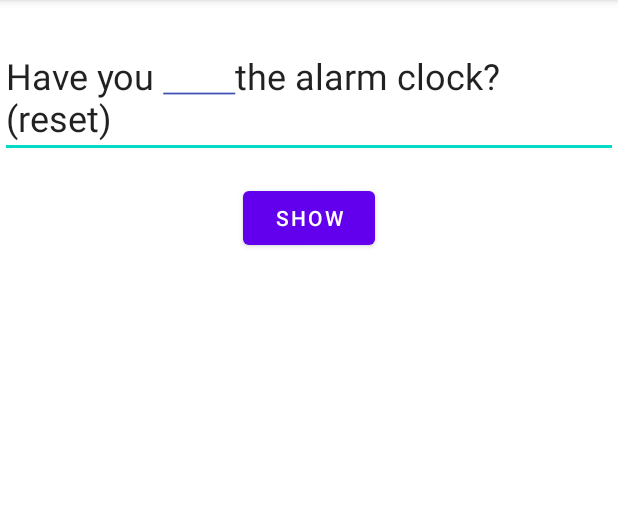
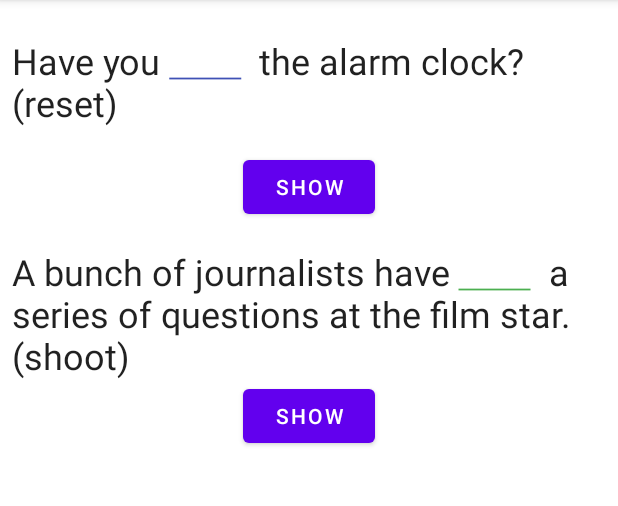
Before and after one commit to rezita/PartiallyEditableText, an Android app: the screen it shows after launch (MainActivity), on a phone screen of 412 x 824 dp, the part 84-590 px from its top. Run offline under Robolectric (Android 15) with nearby library versions, the phone set to English and light mode, and no system bars.

Commit message:
showcase for end-of-line appearance

```diff
--- a/app/src/main/java/com/github/rezita/partiallyeditabletext/sample/MainActivity.kt
+++ b/app/src/main/java/com/github/rezita/partiallyeditabletext/sample/MainActivity.kt
@@ -24,8 +24,8 @@ class MainActivity : AppCompatActivity() {
     }
 
     private fun initView() {
-        val btn = findViewById<Button>(R.id.button)
-        btn.setOnClickListener { showResponseDialog() }
+        setCliclListener(R.id.button, R.id.editable)
+        setCliclListener(R.id.button2, R.id.editable2)
     }
 
     fun showWhatTyped() {
@@ -38,8 +38,12 @@ class MainActivity : AppCompatActivity() {
         ).show()
     }
 
-    private fun showResponseDialog() {
-        val editText = findViewById<PartiallyEditableText>(R.id.editable)
+    private fun setCliclListener(buttonId: Int, editTextId: Int){
+        val btn = findViewById<Button>(buttonId)
+        val editText = findViewById<PartiallyEditableText>(editTextId)
+        btn.setOnClickListener { showResponseDialog(editText) }
+    }
+    private fun showResponseDialog(editText: PartiallyEditableText) {
         val typed = editText.editableText
         val builder: AlertDialog.Builder = AlertDialog.Builder(this)
         builder
--- a/app/src/main/res/layout/activity_main.xml
+++ b/app/src/main/res/layout/activity_main.xml
@@ -11,21 +11,24 @@
         android:id="@+id/editable"
         android:layout_width="match_parent"
         android:layout_height="wrap_content"
+        android:layout_marginStart="8dp"
         android:layout_marginTop="24dp"
+        android:layout_marginEnd="8dp"
+        android:background="@null"
         android:cursorVisible="true"
         android:ems="18"
         android:inputType="textMultiLine|text"
         android:singleLine="false"
         android:textSize="24sp"
         app:baseText="@string/base_text"
+        app:editableMaxLength="10"
+        app:editableMinLength="8"
         app:editableStartIndex="9"
         app:editableTextColor="#3F51B5"
         app:editableTextStyle="bold"
         app:layout_constraintEnd_toEndOf="parent"
         app:layout_constraintStart_toStartOf="parent"
-        app:layout_constraintTop_toTopOf="parent"
-        app:editableMaxLength="10"
-        app:editableMinLength="8" />
+        app:layout_constraintTop_toTopOf="parent" />
 
     <Button
         android:id="@+id/button"
@@ -37,4 +40,37 @@
         app:layout_constraintStart_toStartOf="parent"
         app:layout_constraintTop_toBottomOf="@+id/editable" />
 
+    <com.github.rezita.partiallyeditabletext.PartiallyEditableText
+        android:id="@+id/editable2"
+        android:layout_width="match_parent"
+        android:layout_height="wrap_content"
+        android:layout_marginStart="8dp"
+        android:layout_marginTop="16dp"
+        android:layout_marginEnd="8dp"
+        android:background="@null"
+        android:cursorVisible="true"
+        android:ems="18"
+        android:inputType="textMultiLine|text"
+        android:singleLine="false"
+        android:textSize="24sp"
+        app:baseText="@string/base_text2"
+        app:editableMaxLength="10"
+        app:editableMinLength="8"
+        app:editableStartIndex="28"
+        app:editableTextColor="#4CAF50"
+        app:editableTextStyle="italic"
+        app:layout_constraintEnd_toEndOf="parent"
+        app:layout_constraintStart_toStartOf="parent"
+        app:layout_constraintTop_toBottomOf="@+id/button" />
+
+    <Button
+        android:id="@+id/button2"
+        android:layout_width="wrap_content"
+        android:layout_height="wrap_content"
+        android:text="@string/btn_caption"
+        app:layout_constraintEnd_toEndOf="parent"
+        app:layout_constraintStart_toStartOf="parent"
+        app:layout_constraintTop_toBottomOf="@+id/editable2" />
+
+
 </androidx.constraintlayout.widget.ConstraintLayout>
--- a/app/src/main/res/values/strings.xml
+++ b/app/src/main/res/values/strings.xml
@@ -1,8 +1,8 @@
 <resources>
     <string name="app_name">Partially Editable Text Example</string>
     <string name="btn_caption">Show</string>
-    <string name="base_text">Have you    the alarm clock? (reset)</string>
-    <string name="base_text2">What have you    with your hair? (do)</string>
+    <string name="base_text">Have you   the alarm clock? (reset)</string>
+    <string name="base_text2">A bunch of journalists have   a series of questions at the film star. (shoot)</string>
     <string name="dialog_msg">You typed: %1$s</string>
     <string name="dialog_btn">OK</string>
 
```
